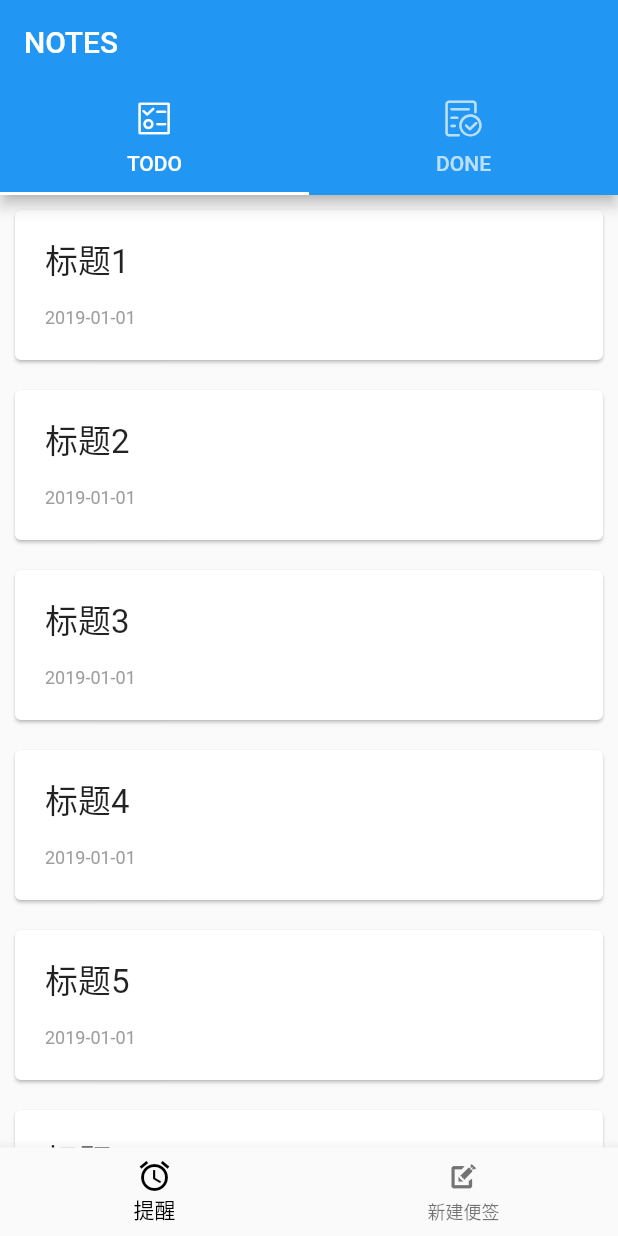
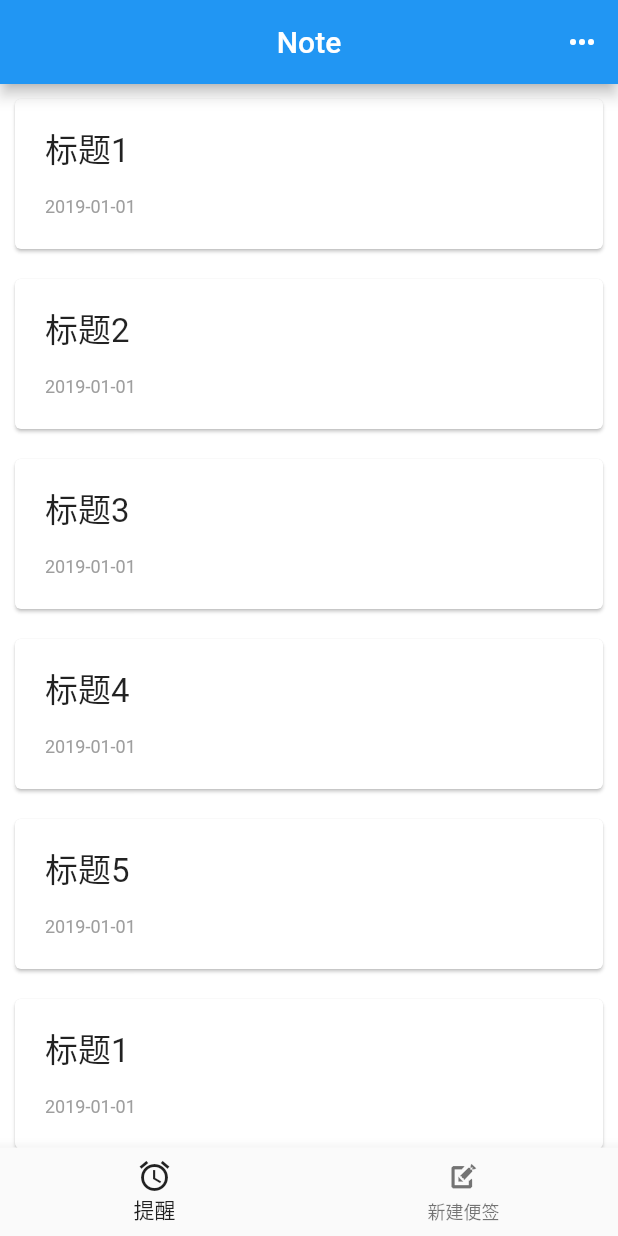
Before and after one commit to trueLoving/Note, a Flutter app: the screen it shows after launch, on a phone screen of 412 x 824 dp. Run offline on Flutter 3.47's test engine with Material 2 defaults, Android fonts, the phone set to English and light mode, and no system bars.

Commit message:
:beers: coding

```diff
--- a/lib/add_item.dart
+++ b/lib/add_item.dart
@@ -53,7 +53,6 @@ class AddNoteScreenState extends State<AddNoteScreen> {
   Widget build(BuildContext context) {
     return new Scaffold(
         appBar: new AppBar(
-          // title: new Text('ADD'),
           actions: <Widget>[
             IconButton(
                 icon: Icon(Icons.check, color: Colors.white),
--- a/lib/main.dart
+++ b/lib/main.dart
@@ -21,24 +21,14 @@ class ChoiceCard extends StatelessWidget {
 
   @override
   Widget build(BuildContext context) {
-    if (this.isDone) {
     return new ListView.builder(
         itemBuilder: (BuildContext context, int index) {
           return new NoteItem(note: notes[index]);
         },
         itemCount: notes.length);
-    } else {
-      return new Card(
-          color: Colors.white,
-          child: new Center(
-            child: new Column(
-                mainAxisSize: MainAxisSize.min,
-                crossAxisAlignment: CrossAxisAlignment.center,
-                children: <Widget>[new Text('Hello World')]),
-          ));
   }
 }
-}
+
 
 class MyBottomBar extends StatelessWidget {
   @override
@@ -69,6 +59,32 @@ class Home extends StatefulWidget {
   _HomeState createState() => _HomeState();
 }
 
+
+
+class BaseViewBar extends PreferredSize{
+
+  Widget childView;
+
+  @override
+  final Size preferredSize;
+
+  BaseViewBar({this.preferredSize, this.childView});
+
+  @override
+  Widget build(BuildContext context) {
+    Widget current = childView;
+    if (childView == null) {
+      current = LimitedBox(
+        maxWidth: 0.0,
+        maxHeight: 0.0,
+        child: ConstrainedBox(constraints: const BoxConstraints.expand()),
+      );
+    }
+    return current;
+  }
+
+}
+
 class _HomeState extends State<Home> {
 
   final List<BottomNavigationBarItem> bottomNavItems = [
@@ -86,17 +102,18 @@ class _HomeState extends State<Home> {
 
   @override
   Widget build(BuildContext context) {
-
-    return new DefaultTabController(
-        length: choices.length,
-        child: new Scaffold(
+    return new Scaffold(
       appBar: new AppBar(
-            title: new Text('NOTES'),
-            bottom: new TabBar(
-              tabs: choices.map((Choice choice) {
-                return new Tab(text: choice.title, icon: new Icon(choice.icon));
-              }).toList(),
-            ),
+        title:new Text('Note'),
+        centerTitle: true,
+        actions: <Widget>[
+          IconButton(
+            icon: Icon(Icons.more_horiz, color: Colors.white),
+            onPressed: () {
+              print('finished');
+            }
+          )
+        ],
       ),
       bottomNavigationBar: BottomNavigationBar(
         items: bottomNavItems,
@@ -104,22 +121,25 @@ class _HomeState extends State<Home> {
         onTap: (index) {
           _clickButton(context, index);
         },
-            fixedColor: Colors.black,
+        fixedColor: Colors.black87,
       ),
-          body: new TabBarView(children: [
-            new ChoiceCard(isDone: true),
-            new ChoiceCard(isDone: false),
-          ]),
-        ));
+      body: new Container(
+        decoration: new BoxDecoration(
+          color:Colors.white
+        ),
+        child:new ChoiceCard(isDone: true),
+      )
+    );
   }
 
   _clickButton(BuildContext context, index) {
     // debug
     print(index);
-    // Navigator.push(context, MaterialPageRoute(builder: (_) {
-    //   return AddNoteScreen();
-    // }));
+    Navigator.push(context, MaterialPageRoute(builder: (_) {
+      return AddNoteScreen();
+    }));
   }
+
 }
 
 class MyApp extends StatelessWidget {
```
Also changed, not shown: lib/my_app_bar.dart (added, +97 -0 lines). Lines whose indentation alone changed are shown as unchanged.
